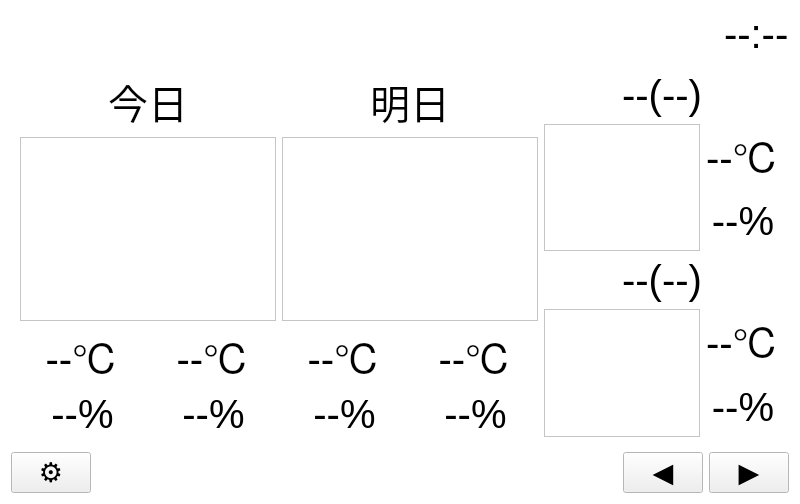
Above: src/ui/form.ui from yuu528/MySignage before the change. Below: the same form after it.
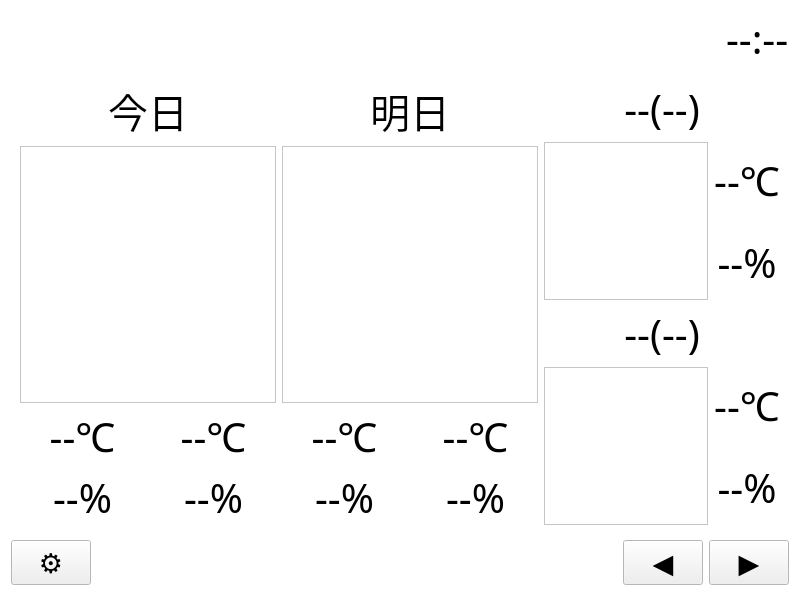
That is the form after the change. The open tabs and pages were chosen to show the change.

```diff
--- a/src/ui/form.ui
+++ b/src/ui/form.ui
@@ -7,7 +7,7 @@
     <x>0</x>
     <y>0</y>
     <width>800</width>
-    <height>480</height>
+    <height>581</height>
    </rect>
   </property>
   <property name="palette">
@@ -58,6 +58,7 @@
   </property>
   <property name="font">
    <font>
+    <family>IPAexゴシック</family>
     <pointsize>30</pointsize>
    </font>
   </property>
@@ -133,6 +134,7 @@
           <widget class="QLabel" name="page2_today">
            <property name="font">
             <font>
+             <family>IPAexゴシック</family>
              <pointsize>30</pointsize>
             </font>
            </property>
@@ -213,6 +215,7 @@
           <widget class="QLabel" name="page2_tom">
            <property name="font">
             <font>
+             <family>IPAexゴシック</family>
              <pointsize>30</pointsize>
             </font>
            </property>
@@ -290,6 +293,7 @@
           <widget class="QLabel" name="page2_day3">
            <property name="font">
             <font>
+             <family>IPAexゴシック</family>
              <pointsize>30</pointsize>
             </font>
            </property>
@@ -398,6 +402,7 @@
        </property>
        <property name="font">
         <font>
+         <family>IPAexゴシック</family>
          <pointsize>20</pointsize>
         </font>
        </property>
@@ -429,6 +434,7 @@
        </property>
        <property name="font">
         <font>
+         <family>IPAexゴシック</family>
          <pointsize>20</pointsize>
         </font>
        </property>
@@ -441,6 +447,7 @@
       <widget class="QPushButton" name="ctrl_next">
        <property name="font">
         <font>
+         <family>IPAexゴシック</family>
          <pointsize>20</pointsize>
         </font>
        </property>
```
Left out of the diff: 4 changed lines with no effect on the pictures.
